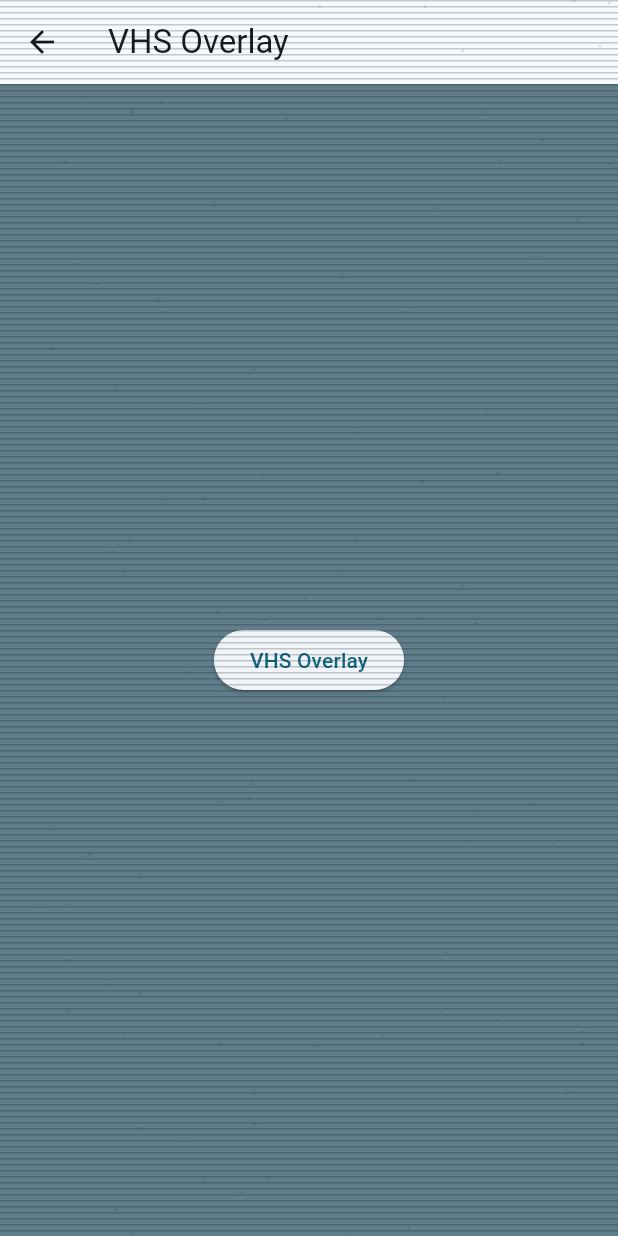
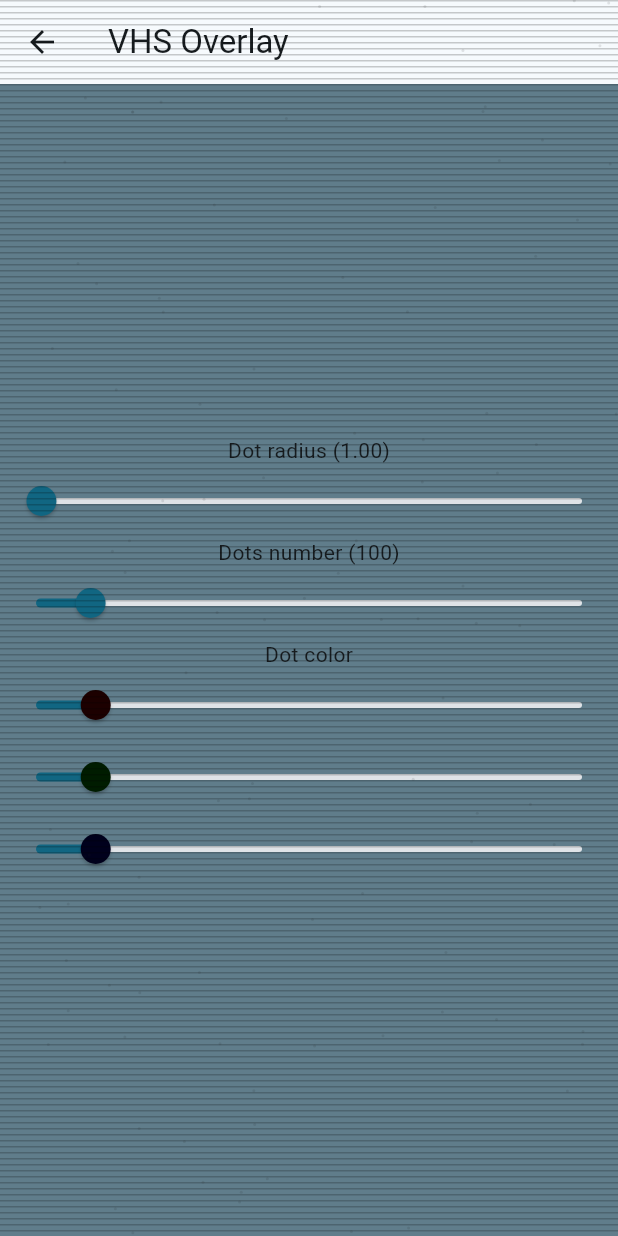
Before and after one commit to nukeolay/fancy_overlay, a Flutter app: the screen it shows after launch, after a tap on "VHS Overlay", on a phone screen of 412 x 824 dp. Run offline on Flutter 3.47's test engine with Material 3 defaults, Android fonts, the phone set to English and light mode, and no system bars.

Commit message:
upd overlay controller

```diff
--- a/example/lib/main.dart
+++ b/example/lib/main.dart
@@ -4,15 +4,16 @@ import 'package:example/pages/home.dart';
 import 'package:example/pages/vhs.dart';
 
 void main() {
-  runApp(const MyApp());
+  runApp(const FancyOverlayExample());
 }
 
-class MyApp extends StatelessWidget {
-  const MyApp({super.key});
+class FancyOverlayExample extends StatelessWidget {
+  const FancyOverlayExample({super.key});
 
-  // This widget is the root of your application.
   @override
   Widget build(BuildContext context) {
+    Theme.of(context);
+    final controller = FancyOverlayController();
     return MaterialApp(
       title: 'Flutter Demo',
       theme: ThemeData(
@@ -21,17 +22,15 @@ class MyApp extends StatelessWidget {
         useMaterial3: true,
       ),
       builder: (context, child) => FancyOverlay(
-        controller: FancyOverlayController(
-          builder: (_) => const VhsOverlay(
-            config: VhsOverlayConfig.standard(),
-          ),
-        ),
+        controller: controller,
         child: child!,
       ),
       onGenerateRoute: (settings) {
         switch (settings.name) {
           case '/vhs':
-            return MaterialPageRoute(builder: (_) => const VhsPage());
+            return MaterialPageRoute(
+              builder: (_) => VhsPage(controller: controller),
+            );
           default:
             return MaterialPageRoute(builder: (_) => const HomePage());
         }
--- a/example/lib/pages/vhs.dart
+++ b/example/lib/pages/vhs.dart
@@ -1,24 +1,41 @@
+import 'package:example/widgets/fancy_color_slider.dart';
 import 'package:fancy_overlay/fancy_overlay.dart';
 import 'package:flutter/material.dart';
 
 class VhsPage extends StatefulWidget {
-  const VhsPage({super.key});
+  const VhsPage({required this.controller, super.key});
+  final FancyOverlayController controller;
 
   @override
   State<VhsPage> createState() => _VhsPageState();
 }
 
 class _VhsPageState extends State<VhsPage> {
-  late final FancyOverlayController _controller;
+  VhsOverlayConfig? _config;
+  bool _isInit = true;
 
   @override
   void didChangeDependencies() {
     super.didChangeDependencies();
-    _controller = FancyOverlayController.of(context);
+    final overlay = FancyOverlay.of<VhsOverlayEntry>(context);
+    if (_isInit) {
+      WidgetsBinding.instance.addPostFrameCallback((_) {
+        _config = overlay?.config;
+        if (_config != null) return;
+        widget.controller.setOverlay(
+          const VhsOverlayEntry(
+            config: VhsOverlayConfig.standard(),
+          ),
+        );
+      });
+      _isInit = false;
+    }
+    _config = overlay?.config;
   }
 
   @override
   Widget build(BuildContext context) {
+    ScrollController;
     return Scaffold(
       appBar: AppBar(
         title: const Text('VHS Overlay'),
@@ -26,15 +43,47 @@ class _VhsPageState extends State<VhsPage> {
       body: Center(
         child: Column(
           mainAxisAlignment: MainAxisAlignment.center,
-          children: <Widget>[
-            ElevatedButton(
-              onPressed: () {
-                Navigator.pushNamed(context, '/vhs');
-              },
-              child: const Text(
-                'VHS Overlay',
+          children: [
+            if (_config != null) ...[
+              Text('Dot radius (${_config!.dotRadius.toStringAsFixed(2)})'),
+              Slider(
+                value: _config!.dotRadius,
+                min: 0,
+                max: 100,
+                onChanged: (value) {
+                  _config = _config?.copyWith(dotRadius: value);
+                  if (_config == null) return;
+                  widget.controller.setOverlay(
+                    VhsOverlayEntry(config: _config!),
+                  );
+                },
               ),
-            ),
+              Text('Dots number (${_config!.dotsNumber})'),
+              Slider(
+                value: _config!.dotsNumber.toDouble(),
+                min: 0,
+                max: 1000,
+                onChanged: (value) {
+                  _config = _config?.copyWith(dotsNumber: value.toInt());
+                  if (_config == null) return;
+                  widget.controller.setOverlay(
+                    VhsOverlayEntry(config: _config!),
+                  );
+                },
+              ),
+              FancyColorSlider(
+                label: 'Dot color',
+                color: _config!.color.dot,
+                onColorUpdate: (color) {
+                  final updatedColor = _config!.color.copyWith(dot: color);
+                  _config = _config?.copyWith(color: updatedColor);
+                  if (_config == null) return;
+                  widget.controller.setOverlay(
+                    VhsOverlayEntry(config: _config!),
+                  );
+                },
+              ),
+            ],
           ],
         ),
       ),
--- /dev/null
+++ b/example/lib/widgets/fancy_color_slider.dart
@@ -0,0 +1,81 @@
+import 'package:fancy_overlay/fancy_overlay.dart';
+import 'package:flutter/material.dart';
+
+class FancyColorSlider extends StatelessWidget {
+  const FancyColorSlider({
+    required this.label,
+    required this.color,
+    required this.onColorUpdate,
+    super.key,
+  });
+  final String label;
+  final FancyColor color;
+  final Function(FancyColor color) onColorUpdate;
+
+  @override
+  Widget build(BuildContext context) {
+    return Column(
+      mainAxisSize: MainAxisSize.min,
+      children: [
+        Text(label),
+        Slider(
+          value: color.color.red.toDouble(),
+          thumbColor: Color.fromRGBO(color.color.red, 0, 0, 1),
+          min: 0,
+          max: 256,
+          onChanged: (value) {
+            if (value == 256) {
+              onColorUpdate(const FancyRandomColor());
+              return;
+            }
+            final updatedColor = Color.fromRGBO(
+              value.toInt(),
+              color.color.green,
+              color.color.blue,
+              color.color.opacity,
+            );
+            onColorUpdate(FancyColor(updatedColor));
+          },
+        ),
+        Slider(
+          value: color.color.green.toDouble(),
+          thumbColor: Color.fromRGBO(0, color.color.green, 0, 1),
+          min: 0,
+          max: 256,
+          onChanged: (value) {
+            if (value == 256) {
+              onColorUpdate(const FancyRandomColor());
+              return;
+            }
+            final updatedColor = Color.fromRGBO(
+              color.color.red,
+              value.toInt(),
+              color.color.blue,
+              color.color.opacity,
+            );
+            onColorUpdate(FancyColor(updatedColor));
+          },
+        ),
+        Slider(
+          value: color.color.blue.toDouble(),
+          thumbColor: Color.fromRGBO(0, 0, color.color.blue, 1),
+          min: 0,
+          max: 256,
+          onChanged: (value) {
+            if (value == 256) {
+              onColorUpdate(const FancyRandomColor());
+              return;
+            }
+            final updatedColor = Color.fromRGBO(
+              color.color.red,
+              color.color.green,
+              value.toInt(),
+              color.color.opacity,
+            );
+            onColorUpdate(FancyColor(updatedColor));
+          },
+        ),
+      ],
+    );
+  }
+}
--- a/lib/fancy_overlay.dart
+++ b/lib/fancy_overlay.dart
@@ -2,5 +2,6 @@ library fancy_overlay;
 
 export 'package:fancy_overlay/src/fancy_overlay_widget.dart';
 export 'package:fancy_overlay/src/fancy_overlay_controller.dart';
+export 'package:fancy_overlay/src/fancy_overlay_entry.dart';
 export 'package:fancy_overlay/src/entries/export.dart';
 export 'package:fancy_overlay/src/tokens/export.dart';
--- a/lib/src/entries/export.dart
+++ b/lib/src/entries/export.dart
@@ -1 +1 @@
-export 'vhs_overlay.dart';
+export 'vhs/export.dart';
--- /dev/null
+++ b/lib/src/entries/vhs/config.dart
@@ -0,0 +1,66 @@
+import 'dart:ui';
+
+import 'package:fancy_overlay/fancy_overlay.dart';
+
+class VhsColor {
+  const VhsColor({
+    required this.scanline,
+    required this.dot,
+    required this.filter,
+  });
+
+  const VhsColor.standard()
+      : scanline = const FancyColor(Color.fromRGBO(0, 0, 0, 0.2)),
+        dot = const FancyRandomColor(),
+        filter = null;
+
+  const VhsColor.random()
+      : scanline = const FancyRandomColor(),
+        dot = const FancyRandomColor(),
+        filter = const FancyRandomColor();
+
+  final FancyColor scanline;
+  final FancyColor dot;
+  final FancyColor? filter;
+
+  VhsColor copyWith({
+    FancyColor? scanline,
+    FancyColor? dot,
+    FancyColor? filter,
+  }) {
+    return VhsColor(
+      scanline: scanline ?? this.scanline,
+      dot: dot ?? this.dot,
+      filter: filter ?? this.filter,
+    );
+  }
+}
+
+class VhsOverlayConfig {
+  const VhsOverlayConfig({
+    required this.color,
+    required this.dotRadius,
+    required this.dotsNumber,
+  });
+
+  const VhsOverlayConfig.standard()
+      : color = const VhsColor.standard(),
+        dotRadius = 1,
+        dotsNumber = 100;
+
+  final VhsColor color;
+  final double dotRadius;
+  final int dotsNumber;
+
+  VhsOverlayConfig copyWith({
+    VhsColor? color,
+    double? dotRadius,
+    int? dotsNumber,
+  }) {
+    return VhsOverlayConfig(
+      color: color ?? this.color,
+      dotRadius: dotRadius ?? this.dotRadius,
+      dotsNumber: dotsNumber ?? this.dotsNumber,
+    );
+  }
+}
--- /dev/null
+++ b/lib/src/entries/vhs/entry.dart
@@ -0,0 +1,14 @@
+import 'package:flutter/widgets.dart';
+import 'package:fancy_overlay/fancy_overlay.dart';
+
+class VhsOverlayEntry extends FancyOverlayEntry<VhsOverlayConfig> {
+  const VhsOverlayEntry({
+    required this.config,
+  });
+
+  @override
+  final VhsOverlayConfig config;
+
+  @override
+  Widget get widget => VhsOverlayWidget(config: config);
+}
--- /dev/null
+++ b/lib/src/entries/vhs/export.dart
@@ -0,0 +1,3 @@
+export 'config.dart';
+export 'widget.dart';
+export 'entry.dart';
--- a/lib/src/entries/vhs_overlay.dart
+++ b/lib/src/entries/vhs/widget.dart
@@ -2,47 +2,8 @@ import 'dart:math';
 import 'package:flutter/material.dart';
 import 'package:fancy_overlay/fancy_overlay.dart';
 
-class VhsColor {
-  const VhsColor({
-    required this.scanline,
-    required this.dot,
-    required this.filter,
-  });
-
-  const VhsColor.standard()
-      : scanline = const FancyColor(Color.fromRGBO(0, 0, 0, 0.2)),
-        dot = const FancyRandomColor(),
-        filter = null;
-
-  const VhsColor.random()
-      : scanline = const FancyRandomColor(),
-        dot = const FancyRandomColor(),
-        filter = const FancyRandomColor();
-
-  final FancyColor scanline;
-  final FancyColor dot;
-  final FancyColor? filter;
-}
-
-class VhsOverlayConfig {
-  const VhsOverlayConfig({
-    required this.color,
-    this.dotRadius = 1,
-    this.duration = const Duration(milliseconds: 500),
-  });
-
-  const VhsOverlayConfig.standard()
-      : color = const VhsColor.standard(),
-        dotRadius = 1,
-        duration = const Duration(milliseconds: 500);
-
-  final VhsColor color;
-  final Duration duration;
-  final double dotRadius;
-}
-
-class VhsOverlay extends StatefulWidget {
-  const VhsOverlay({
+class VhsOverlayWidget extends StatefulWidget {
+  const VhsOverlayWidget({
     required this.config,
     super.key,
   });
@@ -50,10 +11,10 @@ class VhsOverlay extends StatefulWidget {
   final VhsOverlayConfig config;
 
   @override
-  State<VhsOverlay> createState() => _VhsOverlayState();
+  State<VhsOverlayWidget> createState() => _VhsOverlayWidgetState();
 }
 
-class _VhsOverlayState extends State<VhsOverlay>
+class _VhsOverlayWidgetState extends State<VhsOverlayWidget>
     with SingleTickerProviderStateMixin {
   late AnimationController _controller;
   late Animation<double> _noiseAnimation;
@@ -63,7 +24,7 @@ class _VhsOverlayState extends State<VhsOverlay>
     super.initState();
     _controller = AnimationController(
       vsync: this,
-      duration: widget.config.duration,
+      duration: const Duration(milliseconds: 500),
     )..repeat();
     _noiseAnimation = Tween<double>(begin: 0, end: 1).animate(_controller);
   }
@@ -76,15 +37,19 @@ class _VhsOverlayState extends State<VhsOverlay>
 
   @override
   Widget build(BuildContext context) {
+    Theme.of(context);
     return AnimatedBuilder(
       animation: _noiseAnimation,
       builder: (context, child) {
         return Container(
+          width: double.infinity,
+          height: double.infinity,
           color: widget.config.color.filter?.color,
           child: CustomPaint(
             painter: _VhsPainter(
               noiseValue: _noiseAnimation.value,
               dotRadius: widget.config.dotRadius,
+              dotsNumber: widget.config.dotsNumber,
               color: widget.config.color,
             ),
           ),
@@ -98,11 +63,13 @@ class _VhsPainter extends CustomPainter {
   const _VhsPainter({
     required this.noiseValue,
     required this.dotRadius,
+    required this.dotsNumber,
     required this.color,
   });
 
   final double noiseValue;
   final double dotRadius;
+  final int dotsNumber;
   final VhsColor color;
 
   @override
@@ -117,7 +84,7 @@ class _VhsPainter extends CustomPainter {
 
     // Add random noise with random colors
     final random = Random();
-    for (int i = 0; i < 100; i++) {
+    for (int i = 0; i <= dotsNumber; i++) {
       final x = random.nextDouble() * size.width;
       final y = random.nextDouble() * size.height;
       paint.color = color.dot.color;
--- a/lib/src/fancy_overlay_controller.dart
+++ b/lib/src/fancy_overlay_controller.dart
@@ -1,44 +1,14 @@
+import 'package:fancy_overlay/fancy_overlay.dart';
 import 'package:flutter/material.dart';
 
 class FancyOverlayController extends ChangeNotifier {
-  FancyOverlayController({
-    this.builder,
-  });
+  FancyOverlayController();
 
-  Widget Function(BuildContext context)? builder;
+  FancyOverlayEntry? _overlay;
+  FancyOverlayEntry? get overlay => _overlay;
 
-  static FancyOverlayController of(BuildContext context) {
-    final controller = maybeOf(context);
-    assert(
-      controller != null,
-      'No FancyOverlayController found in BuildContext',
-    );
-    return controller!;
-  }
-
-  static FancyOverlayController? maybeOf(BuildContext context) {
-    return context
-        .dependOnInheritedWidgetOfExactType<FancyOverlayControllerProvider>()
-        ?.controller;
-  }
-
-  void setBuilder(Widget Function(BuildContext context) builder) {
-    this.builder = builder;
+  void setOverlay(FancyOverlayEntry? entry) {
+    _overlay = entry;
     notifyListeners();
   }
 }
-
-class FancyOverlayControllerProvider extends InheritedWidget {
-  const FancyOverlayControllerProvider({
-    required this.controller,
-    required super.child,
-    super.key,
-  });
-
-  final FancyOverlayController controller;
-
-  @override
-  bool updateShouldNotify(covariant FancyOverlayControllerProvider oldWidget) {
-    return controller != oldWidget.controller;
-  }
-}
--- /dev/null
+++ b/lib/src/fancy_overlay_entry.dart
@@ -0,0 +1,7 @@
+import 'package:flutter/material.dart';
+
+abstract class FancyOverlayEntry<T> {
+  const FancyOverlayEntry();
+  T get config;
+  Widget get widget;
+}
--- a/lib/src/fancy_overlay_widget.dart
+++ b/lib/src/fancy_overlay_widget.dart
@@ -4,19 +4,38 @@ import 'package:fancy_overlay/fancy_overlay.dart';
 class FancyOverlay extends StatefulWidget {
   const FancyOverlay({
     required this.child,
+    this.initialOverlay,
     this.controller,
     super.key,
   });
   final Widget child;
+  final FancyOverlayEntry? initialOverlay;
   final FancyOverlayController? controller;
 
+  static FancyOverlayEntry? of<T extends FancyOverlayEntry>(
+    BuildContext context,
+  ) {
+    final inherited =
+        context.dependOnInheritedWidgetOfExactType<_InheritedFancyOverlay>();
+    assert(inherited != null, 'No FancyOverlay found in BuildContext');
+    return inherited?.overlay is T ? inherited?.overlay as T : null;
+  }
+
+  static FancyOverlayEntry? maybeOf<T extends FancyOverlayEntry>(
+    BuildContext context,
+  ) {
+    final inherited =
+        context.dependOnInheritedWidgetOfExactType<_InheritedFancyOverlay>();
+    return inherited?.overlay is T ? inherited?.overlay as T : null;
+  }
+
   @override
-  State<FancyOverlay> createState() => _FancyOverlayState();
+  State<FancyOverlay> createState() => FancyOverlayState();
 }
 
-class _FancyOverlayState extends State<FancyOverlay>
+class FancyOverlayState extends State<FancyOverlay>
     with TickerProviderStateMixin {
-  OverlayEntry? _overlay;
+  FancyOverlayEntry? _overlay;
   FancyOverlayController? _backupController;
 
   FancyOverlayController get _effectiveFancyOverlayController =>
@@ -25,14 +44,12 @@ class _FancyOverlayState extends State<FancyOverlay>
   @override
   void initState() {
     super.initState();
-    final builder = _effectiveFancyOverlayController.builder;
-    if (builder == null) return;
-    _overlay = OverlayEntry(
-      opaque: false,
-      builder: (context) => IgnorePointer(
-        child: builder(context),
-      ),
-    );
+    _effectiveFancyOverlayController.setOverlay(widget.initialOverlay);
+    _effectiveFancyOverlayController.addListener(() {
+      setState(() {
+        _overlay = _effectiveFancyOverlayController.overlay;
+      });
+    });
   }
 
   @override
@@ -43,18 +60,26 @@ class _FancyOverlayState extends State<FancyOverlay>
 
   @override
   Widget build(BuildContext context) {
-    return FancyOverlayControllerProvider(
-      controller: _effectiveFancyOverlayController,
-      child: Overlay(
-        initialEntries: [
-          OverlayEntry(
-            opaque: true,
-            maintainState: true,
-            builder: (context) => widget.child,
-          ),
-          if (_overlay != null) _overlay!,
+    return _InheritedFancyOverlay(
+      overlay: _overlay,
+      child: Stack(
+        children: [
+          widget.child,
+          if (_overlay != null) IgnorePointer(child: _overlay!.widget),
         ],
       ),
     );
   }
 }
+
+class _InheritedFancyOverlay extends InheritedWidget {
+  const _InheritedFancyOverlay({
+    required this.overlay,
+    required super.child,
+  });
+
+  final FancyOverlayEntry? overlay;
+
+  @override
+  bool updateShouldNotify(_InheritedFancyOverlay old) => overlay != old.overlay;
+}
--- a/lib/src/tokens/colors.dart
+++ b/lib/src/tokens/colors.dart
@@ -8,12 +8,12 @@ class FancyColor {
 }
 
 class FancyRandomColor implements FancyColor {
-  const FancyRandomColor([this.r, this.g, this.b, this.intensity]);
+  const FancyRandomColor([this.r, this.g, this.b, this.opacity]);
 
   final int? r;
   final int? g;
   final int? b;
-  final double? intensity;
+  final double? opacity;
 
   @override
   Color get color {
@@ -21,7 +21,7 @@ class FancyRandomColor implements FancyColor {
       r ?? Random().nextInt(256),
       g ?? Random().nextInt(256),
       b ?? Random().nextInt(256),
-      intensity ?? Random().nextDouble(),
+      opacity ?? Random().nextDouble(),
     );
   }
 }
```
Also changed, not shown: 1 other file.
